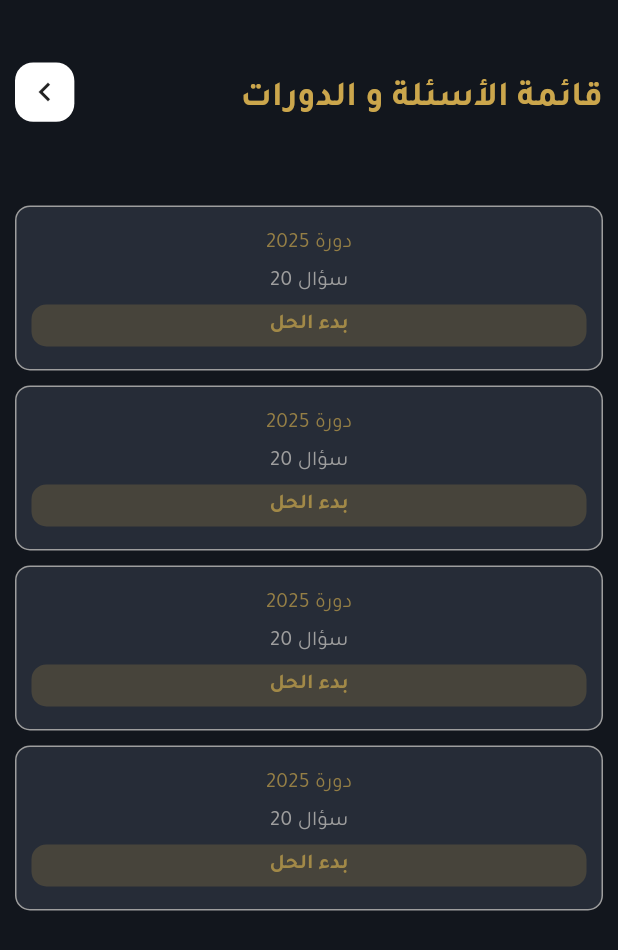
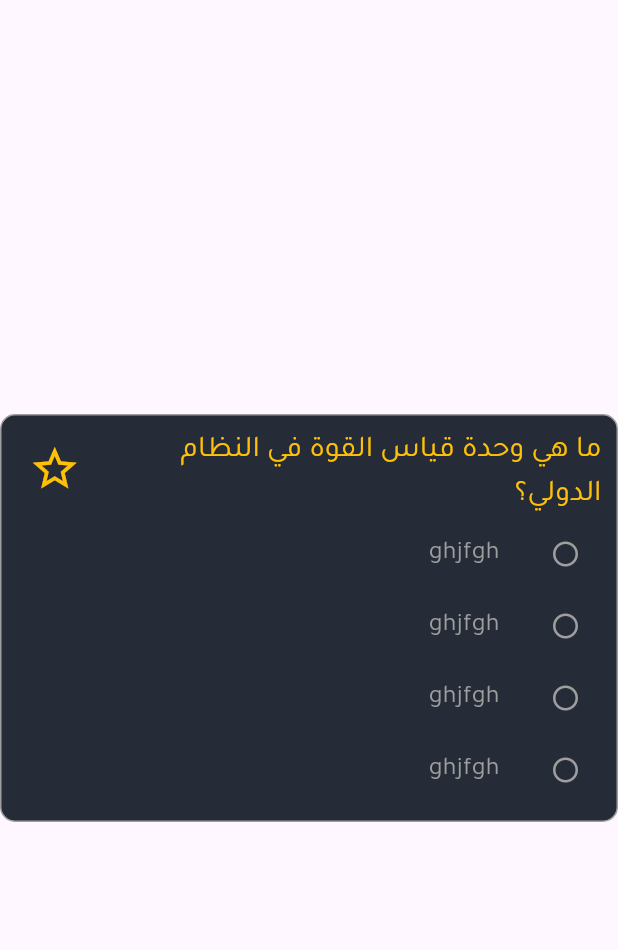
Before and after one commit to LinaHamdoun/un, a Flutter app: the screen it shows after launch, on a phone screen of 412 x 824 dp. Shown: the top 950 px of the screen. Run offline on Flutter 3.47's test engine with Material 3 defaults, Android fonts, the phone set to English and light mode, and no system bars; our stand-ins replace flutter_screenutil, flutter_svg, font_awesome_flutter; missing offline and left inert: mobile_scanner.

Commit message:
commit add file

```diff
--- /dev/null
+++ b/lib/Component/card_question.dart
@@ -0,0 +1,149 @@
+import 'package:flutter/material.dart';
+
+class CardQuestion extends StatefulWidget {
+  const CardQuestion({super.key});
+
+  @override
+  State<CardQuestion> createState() => _CardQuestionState();
+}
+
+bool clickStar = false;
+
+class _CardQuestionState extends State<CardQuestion> {
+  bool clickOption1 =false ;
+  bool clickOption2 =false ;
+  bool clickOption3 =false ;
+  bool clickOption4 =false ;
+
+
+
+  Widget _buildRow (bool clickOption , VoidCallback fn )
+  {
+    return       Row(
+      mainAxisAlignment: MainAxisAlignment.end,
+      children: [
+        Text(
+          'ghjfgh',
+          style: TextStyle(
+            color:clickOption ? Colors.amber : Colors.grey,
+            fontSize: 17,
+          ),
+        ),
+        const SizedBox(width: 20,),
+
+          clickOption
+            ? IconButton( icon: Icon( Icons.radio_button_on_rounded, color: Colors.amber, size: 20),
+          onPressed: () {})
+            : IconButton(
+          onPressed: () => setState(  fn  ),
+
+          icon: Icon(
+            Icons.radio_button_unchecked,
+            color: Colors.grey,
+            size: 20,
+          ),
+        ),
+      ],
+    );
+
+  }
+
+
+
+
+
+  @override
+  Widget build(BuildContext context) {
+    return Scaffold(
+      body: Center(
+        child: Container(
+          padding: EdgeInsets.symmetric(vertical: 10, horizontal: 10),
+          decoration: BoxDecoration(
+            border: Border.all(color: Colors.grey),
+            borderRadius: BorderRadius.circular(10),
+            color: Color(0xff262C37),
+          ),
+          child: Column(
+            mainAxisSize: MainAxisSize.min,
+            crossAxisAlignment: CrossAxisAlignment.end,
+            children: [
+              Row(
+                crossAxisAlignment: CrossAxisAlignment.start,
+                children: [
+                  clickStar
+                      ? IconButton(
+                          onPressed: () {
+                            setState(() {
+                              clickStar = false;
+                            });
+                          },
+                          icon: Icon(
+                            Icons.star_outlined,
+                            color: Colors.amber,
+                            size: 35,
+                          ),
+                        )
+                      : IconButton(
+                          onPressed: () {
+                            setState(() {
+                              clickStar = true;
+                            });
+                          },
+                          icon: Icon(
+                            Icons.star_border,
+                            color: Colors.amber,
+                            size: 35,
+                          ),
+                        ),
+                  Spacer(flex: 1),
+                  Text(
+                    'ما هي وحدة قياس القوة في النظام\n الدولي؟',
+                    style: TextStyle(
+                      color: Colors.amber,
+                      fontSize: 20,
+                      fontWeight: FontWeight.w500,
+                    ),
+                    textAlign: TextAlign.end,
+                  ),
+                ],
+              ),
+              _buildRow(clickOption1 , () {
+                clickOption1 = true ;
+                clickOption2 = !clickOption1;
+                clickOption3 = !clickOption1;
+                clickOption4 = !clickOption1;
+
+              }),
+
+              _buildRow(clickOption2 , () {
+                clickOption2 = true ;
+                clickOption1 = !clickOption2;
+                clickOption3 = !clickOption2;
+                clickOption4 = !clickOption2;
+
+              }),
+              _buildRow(clickOption3 , () {
+                clickOption3 = true ;
+                clickOption2 = !clickOption3;
+                clickOption1 = !clickOption3;
+                clickOption4 = !clickOption3;
+
+              }),
+              _buildRow(clickOption4 , () {
+                clickOption4 = true ;
+                clickOption2 = !clickOption4;
+                clickOption3 = !clickOption4;
+                clickOption1 = !clickOption4;
+
+              }),
+
+
+
+
+            ],
+          ),
+        ),
+      ),
+    );
+  }
+}
--- a/lib/main.dart
+++ b/lib/main.dart
@@ -2,6 +2,7 @@
 import 'package:flutter/material.dart';
 import 'package:flutter_screenutil/flutter_screenutil.dart';
 
+import 'Component/card_question.dart';
 import 'Screens/test_screen.dart';
 
 void main() {
@@ -26,7 +27,7 @@ class App extends StatelessWidget {
           ),
         );
       },
-      child: TestScreen()
+      child: CardQuestion()
     );
   }
 }
```
